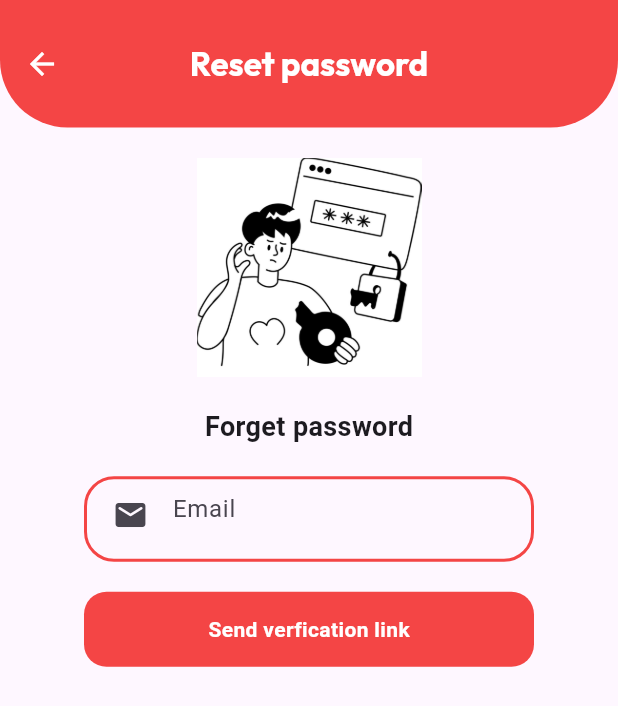
After one commit to zainbytes/fyp-bds, a Flutter app: the ForgetPasswordPage screen opened directly, on a phone screen of 412 x 824 dp. The commit adds this screen. Shown: the top 706 px of the screen. Run offline on Flutter 3.47's test engine with Material 3 defaults, Android fonts, the phone set to English and light mode, and no system bars; our stand-ins replace cloud_firestore, firebase_auth, firebase_core, flutter_map, gap, geolocator and 4 more; missing offline and left inert: random_avatar; accounts and stored records are empty.

Commit message:
add reset password,contact us

```diff
--- a/lib/services/authentication/auth.dart
+++ b/lib/services/authentication/auth.dart
@@ -1,37 +1,48 @@
-import'package:firebase_auth/firebase_auth.dart';
+import 'package:firebase_auth/firebase_auth.dart';
 
 class Auth {
-  final FirebaseAuth _firebaseAuth =FirebaseAuth.instance;
-  User? get currentUser =>_firebaseAuth.currentUser;
-  Stream<User?> get authStateChange =>_firebaseAuth.authStateChanges();
+  final FirebaseAuth _firebaseAuth = FirebaseAuth.instance;
+  User? get currentUser => _firebaseAuth.currentUser;
+  Stream<User?> get authStateChange => _firebaseAuth.authStateChanges();
 
-  Future<void> logInWithEmailAndPassword({required String email,required String password})async {
+  Future<void> logInWithEmailAndPassword(
+      {required String email, required String password}) async {
     try {
-      await _firebaseAuth.signInWithEmailAndPassword(email: email, password: password);
+      await _firebaseAuth.signInWithEmailAndPassword(
+          email: email, password: password);
     } on FirebaseAuthException catch (e) {
       print(e.message);
     }
-
   }
 
-  Future<bool> signUpWithEmailAndPassword({required String email,required String password})async {
-
+  Future<bool> signUpWithEmailAndPassword(
+      {required String email, required String password}) async {
     try {
-      await _firebaseAuth.createUserWithEmailAndPassword(email: email, password: password);
+      await _firebaseAuth.createUserWithEmailAndPassword(
+          email: email, password: password);
       return true;
     } on FirebaseAuthException catch (e) {
       print(e.message);
       return false;
     }
+  }
+
+  Future<void> resetPassword({required String email}) async{
+
+    try {
+
+      await _firebaseAuth.sendPasswordResetEmail(email: email);
+    } catch (e) {
+      print(e);
+    }
 
   }
 
-  Future<void> signOut()async {
+  Future<void> signOut() async {
     try {
       await _firebaseAuth.signOut();
     } on FirebaseAuthException catch (e) {
       print(e.message);
     }
-
   }
 }
--- a/lib/view/editprofile.dart
+++ b/lib/view/editprofile.dart
@@ -58,7 +58,8 @@ class _EditProfileState extends State<EditProfile> {
               setInitialValues(profileController, user);
             }
 
-            return Column(
+            return SingleChildScrollView(
+              child: Column(
                 children: [
                   const SizedBox(
                     width: double.infinity,
@@ -110,6 +111,7 @@ class _EditProfileState extends State<EditProfile> {
                     label: "Description",
                   ),
                 ],
+              ),
             );
           } else {
             return const RedCircularProgress();
--- /dev/null
+++ b/lib/view/forgotpassword.dart
@@ -0,0 +1,84 @@
+import 'package:flutter/material.dart';
+import 'package:fyp/services/authentication/auth.dart';
+import 'package:fyp/services/validation/validation.dart';
+import 'package:fyp/view/mycolors.dart';
+import 'package:fyp/view/mywidgets/homepage/customappbar.dart';
+import 'package:fyp/view/mywidgets/homepage/my_textfield.dart';
+import 'package:gap/gap.dart';
+
+class ForgetPasswordPage extends StatefulWidget {
+  const ForgetPasswordPage({super.key});
+
+  @override
+  State<ForgetPasswordPage> createState() => _ForgetPasswordPageState();
+}
+
+class _ForgetPasswordPageState extends State<ForgetPasswordPage> {
+  @override
+  Widget build(BuildContext context) {
+    final _formkey = GlobalKey<FormState>();
+    var emailController = TextEditingController();
+
+    return Scaffold(
+      appBar: CustomAppbar(
+        title: 'Reset password',
+      ),
+      body: Form(
+        key: _formkey,
+        child: Column(
+          children: [
+            const SizedBox(
+              width: double.infinity,
+            ),
+            const Gap(20),
+            //image
+            Image.asset(
+              'assets/images/forgot.jpg',
+              width: 150,
+            ),
+            const Gap(20),
+
+            //heading
+            Text(
+              'Forget password',
+              style: TextStyle(fontWeight: FontWeight.bold, fontSize: 18),
+            ),
+            const Gap(20),
+
+            //email text field
+            DecoratedTextField(
+                controller: emailController,
+                validator: (value) => emailValidation(value),
+                icon: const Icon(Icons.email_rounded),
+                label: 'Email'),
+            const Gap(20),
+
+            //send link button
+            GestureDetector(
+              onTap: () async {
+                if (_formkey.currentState!.validate()) {
+                  await Auth()
+                      .resetPassword(email: emailController.text.trim());
+                  ScaffoldMessenger.of(context).showSnackBar(SnackBar(content: Text('Email sent')));
+                }
+              },
+              child: Container(
+                alignment: Alignment.center,
+                width: 300,
+                height: 50,
+                decoration: BoxDecoration(
+                    color: angryFlamingo,
+                    borderRadius: BorderRadius.circular(15)),
+                child: Text(
+                  'Send verfication link',
+                  style: TextStyle(
+                      color: Colors.white, fontWeight: FontWeight.bold),
+                ),
+              ),
+            )
+          ],
+        ),
+      ),
+    );
+  }
+}
--- a/lib/view/homepage.dart
+++ b/lib/view/homepage.dart
@@ -35,7 +35,7 @@ class _HomepageState extends State<Homepage> {
     return Scaffold(
 
       //app bar
-      appBar:  CustomAppbar(title: 'Hello $title',),
+      appBar:  CustomAppbar(title: 'Hello, $title',),
 
       //body
       body: screens[currentScreen],
```
Also changed, not shown: lib/services/firestore/contactus_store.dart (added, +21 -0 lines), lib/view/contactus.dart (added, +90 -0 lines), lib/view/donors.dart (+10 -7 lines), lib/view/loginpage.dart (+19 -3 lines), lib/view/settingpage.dart (+22 -9 lines), assets/images/contact.jpg (added), assets/images/forgot.jpg (added). Lines whose indentation alone changed are shown as unchanged.
